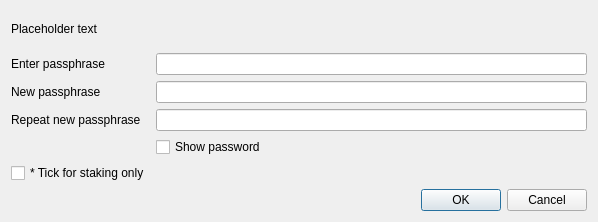
AlphaconTeam/AlphaconNetwork, file src/qt/forms/askpassphrasedialog.ui: the form before one commit.
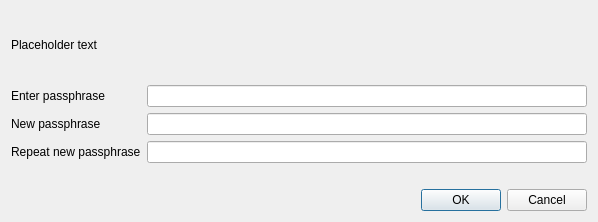
The form after the commit.

```diff
--- a/src/qt/forms/askpassphrasedialog.ui
+++ b/src/qt/forms/askpassphrasedialog.ui
@@ -93,13 +93,6 @@
       </widget>
      </item>
      <item row="3" column="1">
-      <widget class="QCheckBox" name="toggleShowPasswordButton">
-       <property name="text">
-        <string>Show password</string>
-       </property>
-      </widget>
-     </item>
-     <item row="4" column="1">
       <widget class="QLabel" name="capsLabel">
        <property name="font">
         <font>
@@ -115,13 +108,6 @@
        </property>
       </widget>
      </item>
-     <item row="4" column="0">
-      <widget class="QCheckBox" name="stakingCheckBox">
-       <property name="text">
-        <string>* Tick for staking only</string>
-       </property>
-      </widget>
-     </item>
     </layout>
    </item>
    <item>
```
